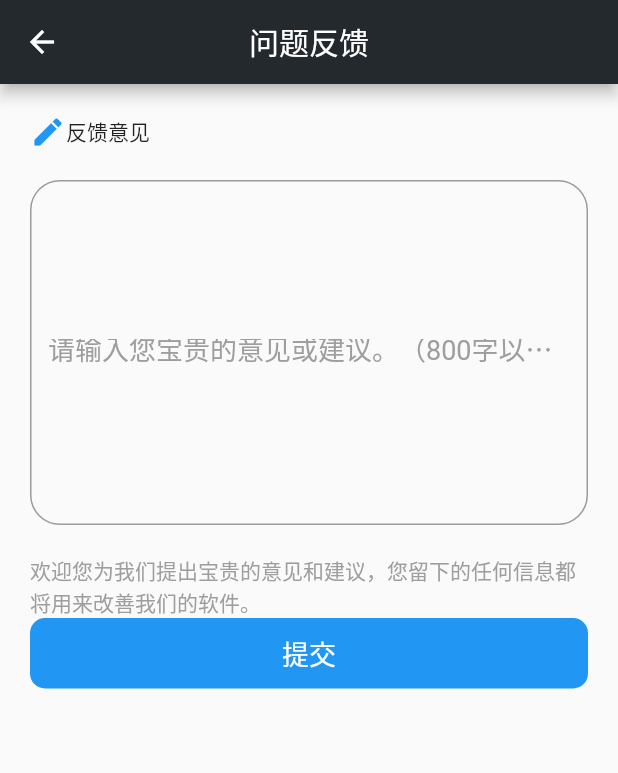
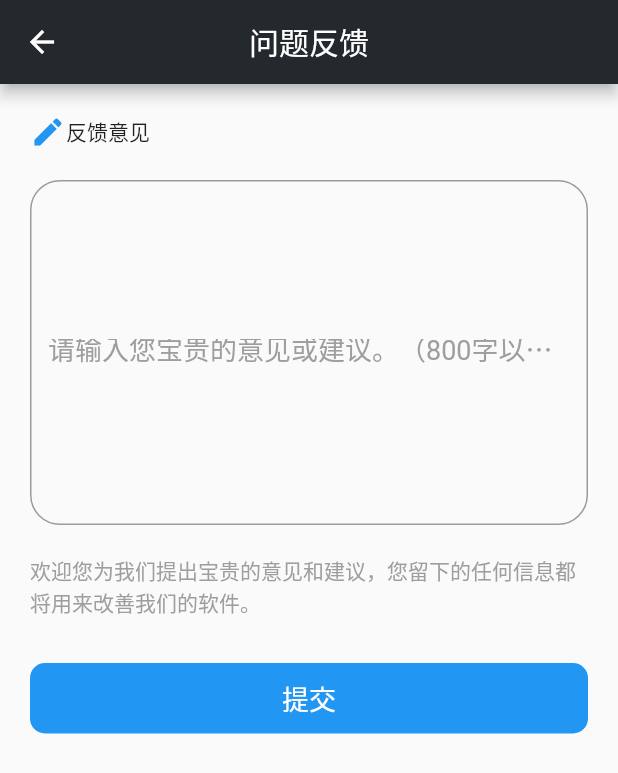
Before and after one commit to bp1907/wanma_huitong, a Flutter app: the QuestionSubmission screen opened directly, on a phone screen of 412 x 824 dp. Shown: the top 773 px of the screen. Run offline on Flutter 3.47's test engine with Material 2 defaults, Android fonts, the phone set to English and light mode, and no system bars; our stand-ins replace connectivity, dio, event_bus, flutter_redux, flutter_spinkit, flutter_swiper and 5 more; accounts and stored records are empty.

Commit message:
界面修复

```diff
--- a/lib/page/common/question_submission.dart
+++ b/lib/page/common/question_submission.dart
@@ -13,9 +13,11 @@ class _QuestionSubmissionState extends State<QuestionSubmission> {
         title: Text('问题反馈'),
         centerTitle: true,
       ),
-      body: Container(
+      body: SafeArea(
+        child:SingleChildScrollView(
+          child: Container(
         padding: EdgeInsets.all(20),
-        child: Column(
+          child: Column(
           children: <Widget>[
             Row(children: <Widget>[
               Icon(Icons.mode_edit,color: Colors.blue,),
@@ -43,6 +45,7 @@ class _QuestionSubmissionState extends State<QuestionSubmission> {
             Text('欢迎您为我们提出宝贵的意见和建议，您留下的任何信息都将用来改善我们的软件。',style: TextStyle(color: Colors.grey),),
            InkWell(
              child: Container(
+               margin: EdgeInsets.only(top: 30),
                padding: EdgeInsets.all(10.0),
                alignment: Alignment.center,
                decoration: BoxDecoration(
@@ -61,6 +64,8 @@ class _QuestionSubmissionState extends State<QuestionSubmission> {
 
           ],
         ),
+        )
+        )
       ),
     );
   }
```
